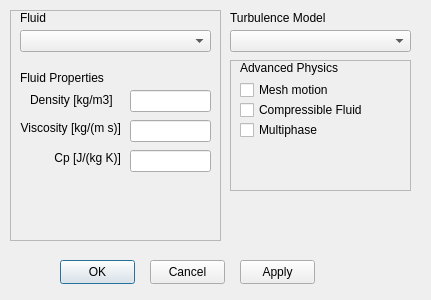
The window that Source/CaseCreator/physicalPropertiesDialog.ui (mohamedalysayed/SplashFOAM) describes before a commit, drawn with Qt 5.
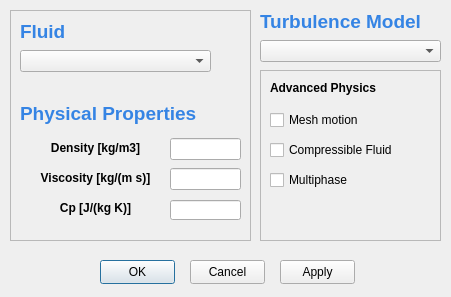
The same window after the commit.

Commit message: Cosmetic changes on Qt-UI for better visibility.

Patch:
```diff
--- a/Source/CaseCreator/physicalPropertiesDialog.ui
+++ b/Source/CaseCreator/physicalPropertiesDialog.ui
@@ -6,8 +6,8 @@
    <rect>
     <x>0</x>
     <y>0</y>
-    <width>431</width>
-    <height>300</height>
+    <width>451</width>
+    <height>297</height>
    </rect>
   </property>
   <property name="windowTitle">
@@ -16,8 +16,8 @@
   <widget class="QComboBox" name="comboBoxTurbulenceModels">
    <property name="geometry">
     <rect>
-     <x>230</x>
-     <y>30</y>
+     <x>260</x>
+     <y>40</y>
      <width>181</width>
      <height>22</height>
     </rect>
@@ -26,23 +26,23 @@
   <widget class="QLabel" name="label_6">
    <property name="geometry">
     <rect>
-     <x>230</x>
+     <x>260</x>
      <y>10</y>
-     <width>141</width>
-     <height>16</height>
+     <width>171</width>
+     <height>21</height>
     </rect>
    </property>
    <property name="text">
-    <string>Turbulence Model</string>
+    <string>&lt;html&gt;&lt;head/&gt;&lt;body&gt;&lt;p&gt;&lt;span style=&quot; font-size:14pt; font-weight:600; color:#3584e4;&quot;&gt;Turbulence Model&lt;/span&gt;&lt;/p&gt;&lt;/body&gt;&lt;/html&gt;</string>
    </property>
   </widget>
   <widget class="QFrame" name="frame">
    <property name="geometry">
     <rect>
-     <x>230</x>
-     <y>60</y>
+     <x>260</x>
+     <y>70</y>
      <width>181</width>
-     <height>131</height>
+     <height>171</height>
     </rect>
    </property>
    <property name="frameShape">
@@ -55,21 +55,21 @@
     <property name="geometry">
      <rect>
       <x>10</x>
-      <y>0</y>
-      <width>111</width>
+      <y>10</y>
+      <width>131</width>
       <height>16</height>
      </rect>
     </property>
     <property name="text">
-     <string>Advanced Physics</string>
+     <string>&lt;html&gt;&lt;head/&gt;&lt;body&gt;&lt;p&gt;&lt;span style=&quot; font-weight:600;&quot;&gt;Advanced Physics&lt;/span&gt;&lt;/p&gt;&lt;/body&gt;&lt;/html&gt;</string>
     </property>
    </widget>
    <widget class="QCheckBox" name="checkBoxDynamicMesh">
     <property name="geometry">
      <rect>
       <x>10</x>
-      <y>20</y>
-      <width>101</width>
+      <y>40</y>
+      <width>121</width>
       <height>20</height>
      </rect>
     </property>
@@ -81,8 +81,8 @@
     <property name="geometry">
      <rect>
       <x>10</x>
-      <y>40</y>
-      <width>131</width>
+      <y>70</y>
+      <width>151</width>
       <height>20</height>
      </rect>
     </property>
@@ -94,8 +94,8 @@
     <property name="geometry">
      <rect>
       <x>10</x>
-      <y>60</y>
-      <width>131</width>
+      <y>100</y>
+      <width>101</width>
       <height>20</height>
      </rect>
     </property>
@@ -107,7 +107,7 @@
   <widget class="QPushButton" name="pushButtonOK">
    <property name="geometry">
     <rect>
-     <x>60</x>
+     <x>100</x>
      <y>260</y>
      <width>75</width>
      <height>24</height>
@@ -120,7 +120,7 @@
   <widget class="QPushButton" name="pushButtonCancel">
    <property name="geometry">
     <rect>
-     <x>150</x>
+     <x>190</x>
      <y>260</y>
      <width>75</width>
      <height>24</height>
@@ -135,7 +135,7 @@
     <rect>
      <x>10</x>
      <y>10</y>
-     <width>211</width>
+     <width>241</width>
      <height>231</height>
     </rect>
    </property>
@@ -148,9 +148,9 @@
    <widget class="QLineEdit" name="lineEditMu">
     <property name="geometry">
      <rect>
-      <x>120</x>
-      <y>110</y>
-      <width>81</width>
+      <x>160</x>
+      <y>158</y>
+      <width>71</width>
       <height>22</height>
      </rect>
     </property>
@@ -158,14 +158,14 @@
    <widget class="QLabel" name="label_3">
     <property name="geometry">
      <rect>
-      <x>10</x>
-      <y>110</y>
-      <width>101</width>
-      <height>16</height>
+      <x>20</x>
+      <y>158</y>
+      <width>131</width>
+      <height>21</height>
      </rect>
     </property>
     <property name="text">
-     <string>Viscosity [kg/(m s)]</string>
+     <string>&lt;html&gt;&lt;head/&gt;&lt;body&gt;&lt;p align=&quot;center&quot;&gt;&lt;span style=&quot; font-weight:600;&quot;&gt;Viscosity [kg/(m s)]&lt;/span&gt;&lt;/p&gt;&lt;/body&gt;&lt;/html&gt;</string>
     </property>
     <property name="alignment">
      <set>Qt::AlignRight|Qt::AlignTrailing|Qt::AlignVCenter</set>
@@ -174,9 +174,9 @@
    <widget class="QLineEdit" name="lineEditRho">
     <property name="geometry">
      <rect>
-      <x>120</x>
-      <y>80</y>
-      <width>81</width>
+      <x>160</x>
+      <y>128</y>
+      <width>71</width>
       <height>22</height>
      </rect>
     </property>
@@ -185,26 +185,26 @@
     <property name="geometry">
      <rect>
       <x>20</x>
-      <y>80</y>
-      <width>91</width>
+      <y>128</y>
+      <width>131</width>
       <height>20</height>
      </rect>
     </property>
     <property name="text">
-     <string>Density [kg/m3]</string>
+     <string>&lt;html&gt;&lt;head/&gt;&lt;body&gt;&lt;p align=&quot;center&quot;&gt;&lt;span style=&quot; font-weight:600;&quot;&gt;Density [kg/m3]&lt;/span&gt;&lt;/p&gt;&lt;/body&gt;&lt;/html&gt;</string>
     </property>
    </widget>
    <widget class="QLabel" name="label_4">
     <property name="geometry">
      <rect>
-      <x>10</x>
-      <y>140</y>
-      <width>101</width>
-      <height>16</height>
+      <x>20</x>
+      <y>188</y>
+      <width>131</width>
+      <height>20</height>
      </rect>
     </property>
     <property name="text">
-     <string>Cp [J/(kg K)]</string>
+     <string>&lt;html&gt;&lt;head/&gt;&lt;body&gt;&lt;p align=&quot;center&quot;&gt;&lt;span style=&quot; font-weight:600;&quot;&gt;Cp [J/(kg K)]&lt;/span&gt;&lt;/p&gt;&lt;/body&gt;&lt;/html&gt;</string>
     </property>
     <property name="alignment">
      <set>Qt::AlignRight|Qt::AlignTrailing|Qt::AlignVCenter</set>
@@ -214,20 +214,20 @@
     <property name="geometry">
      <rect>
       <x>10</x>
-      <y>0</y>
-      <width>91</width>
-      <height>16</height>
+      <y>10</y>
+      <width>51</width>
+      <height>21</height>
      </rect>
     </property>
     <property name="text">
-     <string>Fluid</string>
+     <string>&lt;html&gt;&lt;head/&gt;&lt;body&gt;&lt;p&gt;&lt;span style=&quot; font-size:14pt; font-weight:600; color:#3584e4;&quot;&gt;Fluid&lt;/span&gt;&lt;/p&gt;&lt;/body&gt;&lt;/html&gt;</string>
     </property>
    </widget>
    <widget class="QComboBox" name="comboBoxFluids">
     <property name="geometry">
      <rect>
       <x>10</x>
-      <y>20</y>
+      <y>40</y>
       <width>191</width>
       <height>22</height>
      </rect>
@@ -239,10 +239,10 @@
    <widget class="QLineEdit" name="lineEditCp">
     <property name="geometry">
      <rect>
-      <x>120</x>
-      <y>140</y>
-      <width>81</width>
-      <height>22</height>
+      <x>160</x>
+      <y>190</y>
+      <width>71</width>
+      <height>20</height>
      </rect>
     </property>
     <property name="text">
@@ -253,20 +253,20 @@
     <property name="geometry">
      <rect>
       <x>10</x>
-      <y>60</y>
-      <width>91</width>
-      <height>16</height>
+      <y>88</y>
+      <width>181</width>
+      <height>31</height>
      </rect>
     </property>
     <property name="text">
-     <string>Fluid Properties</string>
+     <string>&lt;html&gt;&lt;head/&gt;&lt;body&gt;&lt;p&gt;&lt;span style=&quot; font-size:14pt; font-weight:600; color:#3584e4;&quot;&gt;Physical Properties&lt;/span&gt;&lt;/p&gt;&lt;/body&gt;&lt;/html&gt;</string>
     </property>
    </widget>
   </widget>
   <widget class="QPushButton" name="pushButtonApply">
    <property name="geometry">
     <rect>
-     <x>240</x>
+     <x>280</x>
      <y>260</y>
      <width>75</width>
      <height>24</height>
```
The commit also changes 7 other files.
